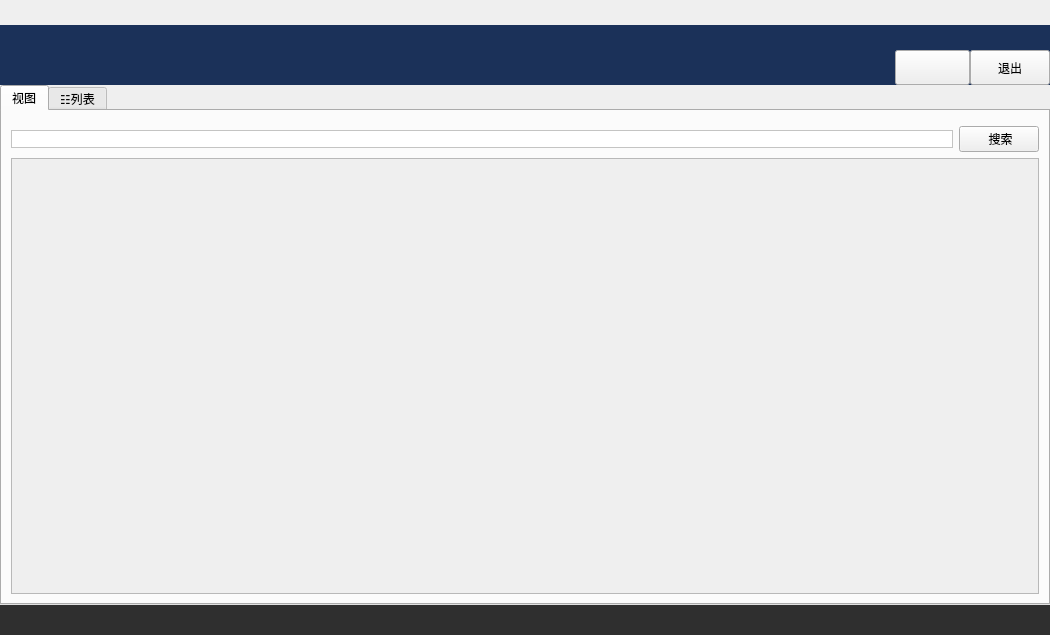
Before: the Qt Designer form homewindow.ui in liuyufeng509/cloud-client, drawn with Qt 5.
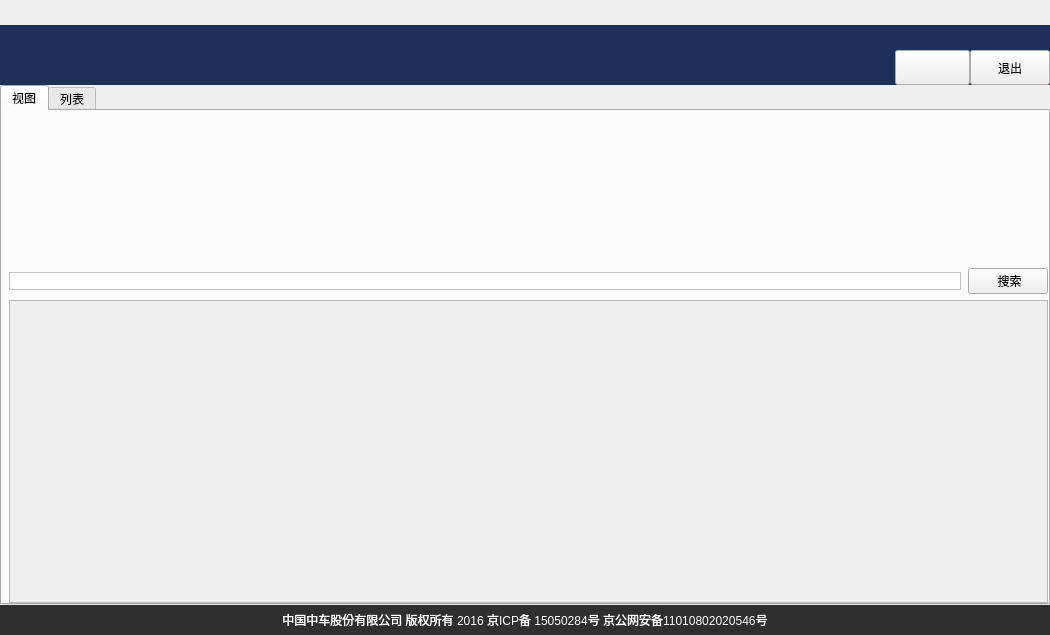
After: the same form once the commit is applied. The open tabs and pages were chosen to show the change. Icons and pictures are not drawn. Custom widgets are drawn as their Qt base class.

```diff
--- a/homewindow.ui
+++ b/homewindow.ui
@@ -150,7 +150,22 @@
        <attribute name="title">
         <string>视图</string>
        </attribute>
-       <layout class="QGridLayout" name="gridLayout">
+       <layout class="QGridLayout" name="gridLayout" rowstretch="3,0,6">
+        <property name="leftMargin">
+         <number>7</number>
+        </property>
+        <property name="topMargin">
+         <number>0</number>
+        </property>
+        <property name="rightMargin">
+         <number>0</number>
+        </property>
+        <property name="bottomMargin">
+         <number>0</number>
+        </property>
+        <property name="horizontalSpacing">
+         <number>7</number>
+        </property>
         <item row="1" column="0">
          <widget class="QLineEdit" name="lineEdit">
           <property name="styleSheet">
@@ -158,13 +173,6 @@
           </property>
          </widget>
         </item>
-        <item row="1" column="1">
-         <widget class="QPushButton" name="searchButton">
-          <property name="text">
-           <string> 搜索</string>
-          </property>
-         </widget>
-        </item>
         <item row="0" column="0" colspan="2">
          <widget class="CarouselImageWindow" name="movieWidget" native="true">
           <property name="styleSheet">
@@ -189,6 +197,9 @@
         </item>
         <item row="2" column="0" colspan="2">
          <widget class="QScrollArea" name="scrollArea">
+          <property name="styleSheet">
+           <string notr="true"/>
+          </property>
           <property name="widgetResizable">
            <bool>true</bool>
           </property>
@@ -197,11 +208,29 @@
             <rect>
              <x>0</x>
              <y>0</y>
-             <width>1024</width>
-             <height>426</height>
+             <width>1035</width>
+             <height>301</height>
             </rect>
            </property>
+           <property name="styleSheet">
+            <string notr="true"/>
+           </property>
            <layout class="QVBoxLayout" name="verticalLayout">
+            <property name="spacing">
+             <number>0</number>
+            </property>
+            <property name="leftMargin">
+             <number>0</number>
+            </property>
+            <property name="topMargin">
+             <number>0</number>
+            </property>
+            <property name="rightMargin">
+             <number>0</number>
+            </property>
+            <property name="bottomMargin">
+             <number>0</number>
+            </property>
             <item>
              <layout class="QHBoxLayout" name="horizontalLayout_2">
               <property name="leftMargin">
@@ -217,7 +246,11 @@
                <number>0</number>
               </property>
               <item>
-               <widget class="QWidget" name="vmsWidget" native="true"/>
+               <widget class="QWidget" name="vmsWidget" native="true">
+                <property name="styleSheet">
+                 <string notr="true">.QWidget{border-image: url(:/new/vpn/ditu);}</string>
+                </property>
+               </widget>
               </item>
              </layout>
             </item>
@@ -225,6 +258,17 @@
           </widget>
          </widget>
         </item>
+        <item row="1" column="1">
+         <widget class="QPushButton" name="searchButton">
+          <property name="text">
+           <string> 搜索</string>
+          </property>
+          <property name="icon">
+           <iconset resource="resource.qrc">
+            <normaloff>:/new/vpn/image/vpnimage/sousuo.png</normaloff>:/new/vpn/image/vpnimage/sousuo.png</iconset>
+          </property>
+         </widget>
+        </item>
        </layout>
       </widget>
       <widget class="QWidget" name="listTab">
@@ -233,7 +277,7 @@
          <normaloff>:/new/vpn/list</normaloff>:/new/vpn/list</iconset>
        </attribute>
        <attribute name="title">
-        <string>☷列表</string>
+        <string>列表</string>
        </attribute>
        <layout class="QGridLayout" name="gridLayout_2">
         <item row="0" column="0">
@@ -286,11 +330,186 @@
         <height>30</height>
        </size>
       </property>
+      <property name="palette">
+       <palette>
+        <active>
+         <colorrole role="WindowText">
+          <brush brushstyle="SolidPattern">
+           <color alpha="255">
+            <red>255</red>
+            <green>255</green>
+            <blue>255</blue>
+           </color>
+          </brush>
+         </colorrole>
+         <colorrole role="Button">
+          <brush brushstyle="SolidPattern">
+           <color alpha="255">
+            <red>47</red>
+            <green>47</green>
+            <blue>47</blue>
+           </color>
+          </brush>
+         </colorrole>
+         <colorrole role="Text">
+          <brush brushstyle="SolidPattern">
+           <color alpha="255">
+            <red>255</red>
+            <green>255</green>
+            <blue>255</blue>
+           </color>
+          </brush>
+         </colorrole>
+         <colorrole role="Base">
+          <brush brushstyle="SolidPattern">
+           <color alpha="255">
+            <red>47</red>
+            <green>47</green>
+            <blue>47</blue>
+           </color>
+          </brush>
+         </colorrole>
+         <colorrole role="Window">
+          <brush brushstyle="SolidPattern">
+           <color alpha="255">
+            <red>47</red>
+            <green>47</green>
+            <blue>47</blue>
+           </color>
+          </brush>
+         </colorrole>
+         <colorrole role="PlaceholderText">
+          <brush brushstyle="SolidPattern">
+           <color alpha="128">
+            <red>255</red>
+            <green>255</green>
+            <blue>255</blue>
+           </color>
+          </brush>
+         </colorrole>
+        </active>
+        <inactive>
+         <colorrole role="WindowText">
+          <brush brushstyle="SolidPattern">
+           <color alpha="255">
+            <red>255</red>
+            <green>255</green>
+            <blue>255</blue>
+           </color>
+          </brush>
+         </colorrole>
+         <colorrole role="Button">
+          <brush brushstyle="SolidPattern">
+           <color alpha="255">
+            <red>47</red>
+            <green>47</green>
+            <blue>47</blue>
+           </color>
+          </brush>
+         </colorrole>
+         <colorrole role="Text">
+          <brush brushstyle="SolidPattern">
+           <color alpha="255">
+            <red>255</red>
+            <green>255</green>
+            <blue>255</blue>
+           </color>
+          </brush>
+         </colorrole>
+         <colorrole role="Base">
+          <brush brushstyle="SolidPattern">
+           <color alpha="255">
+            <red>47</red>
+            <green>47</green>
+            <blue>47</blue>
+           </color>
+          </brush>
+         </colorrole>
+         <colorrole role="Window">
+          <brush brushstyle="SolidPattern">
+           <color alpha="255">
+            <red>47</red>
+            <green>47</green>
+            <blue>47</blue>
+           </color>
+          </brush>
+         </colorrole>
+         <colorrole role="PlaceholderText">
+          <brush brushstyle="SolidPattern">
+           <color alpha="128">
+            <red>255</red>
+            <green>255</green>
+            <blue>255</blue>
+           </color>
+          </brush>
+         </colorrole>
+        </inactive>
+        <disabled>
+         <colorrole role="WindowText">
+          <brush brushstyle="SolidPattern">
+           <color alpha="255">
+            <red>120</red>
+            <green>120</green>
+            <blue>120</blue>
+           </color>
+          </brush>
+         </colorrole>
+         <colorrole role="Button">
+          <brush brushstyle="SolidPattern">
+           <color alpha="255">
+            <red>47</red>
+            <green>47</green>
+            <blue>47</blue>
+           </color>
+          </brush>
+         </colorrole>
+         <colorrole role="Text">
+          <brush brushstyle="SolidPattern">
+           <color alpha="255">
+            <red>120</red>
+            <green>120</green>
+            <blue>120</blue>
+           </color>
+          </brush>
+         </colorrole>
+         <colorrole role="Base">
+          <brush brushstyle="SolidPattern">
+           <color alpha="255">
+            <red>47</red>
+            <green>47</green>
+            <blue>47</blue>
+           </color>
+          </brush>
+         </colorrole>
+         <colorrole role="Window">
+          <brush brushstyle="SolidPattern">
+           <color alpha="255">
+            <red>47</red>
+            <green>47</green>
+            <blue>47</blue>
+           </color>
+          </brush>
+         </colorrole>
+         <colorrole role="PlaceholderText">
+          <brush brushstyle="SolidPattern">
+           <color alpha="128">
+            <red>0</red>
+            <green>0</green>
+            <blue>0</blue>
+           </color>
+          </brush>
+         </colorrole>
+        </disabled>
+       </palette>
+      </property>
       <property name="styleSheet">
        <string notr="true">background-color: rgb(47, 47, 47);</string>
       </property>
       <property name="text">
-       <string/>
+       <string>中国中车股份有限公司 版权所有 2016 京ICP备 15050284号 京公网安备11010802020546号</string>
+      </property>
+      <property name="alignment">
+       <set>Qt::AlignCenter</set>
       </property>
      </widget>
     </item>
```
Left out of the diff: 40 changed lines with no effect on the pictures.
